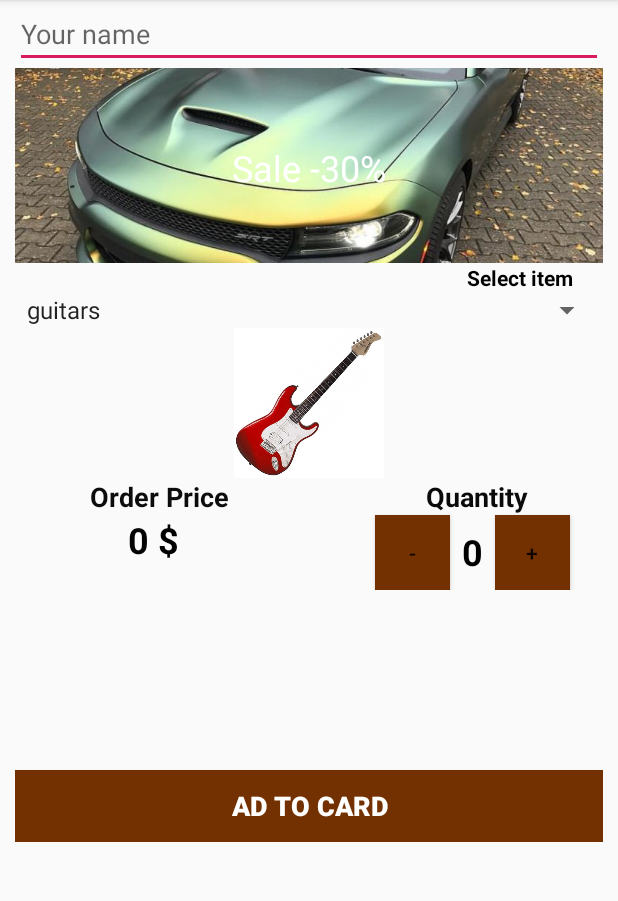
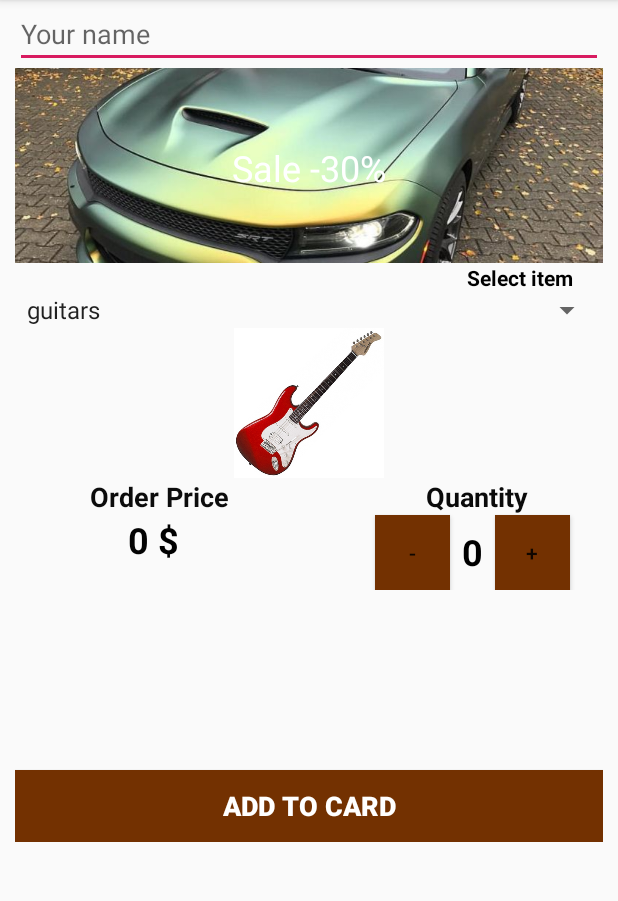
Before and after one commit to Andrey839/musicShop, an Android app: the screen it shows after launch (MainActivity), on a phone screen of 412 x 824 dp, the part 84-985 px from its top. Run offline under Robolectric (Android 15) with nearby library versions, the phone set to English and light mode, and no system bars; Roboto replaces fonts that are not available here.

```diff
--- a/app/src/main/AndroidManifest.xml
+++ b/app/src/main/AndroidManifest.xml
@@ -9,6 +9,7 @@
         android:roundIcon="@mipmap/ic_launcher_round"
         android:supportsRtl="true"
         android:theme="@style/AppTheme">
+        <activity android:name=".OrderActivity"></activity>
         <activity android:name=".MainActivity">
             <intent-filter>
                 <action android:name="android.intent.action.MAIN" />
@@ -16,6 +17,7 @@
                 <category android:name="android.intent.category.LAUNCHER" />
             </intent-filter>
         </activity>
+
         <meta-data
             android:name="preloaded_fonts"
             android:resource="@array/preloaded_fonts" />
--- a/app/src/main/res/layout/activity_main.xml
+++ b/app/src/main/res/layout/activity_main.xml
@@ -176,11 +176,12 @@
         android:layout_width="match_parent"
         android:layout_height="wrap_content"
         android:background="@color/colorPrimaryDark"
-        android:text="AD TO CARD"
+        android:text="ADD TO CARD"
         android:textAlignment="center"
         android:textColor="@android:color/background_light"
         android:textSize="18sp"
         android:textStyle="bold"
-        android:layout_marginTop="120dp"/>
+        android:layout_marginTop="120dp"
+        android:onClick="addCard"/>
 
 </LinearLayout>
```
Also changed, not shown: app/src/main/java/ru/skillbranch/devintensive/musicshop/MainActivity.kt (+12 -1 lines), app/src/main/java/ru/skillbranch/devintensive/musicshop/Order.kt (+7 -1 lines), app/src/main/java/ru/skillbranch/devintensive/musicshop/OrderActivity.kt (added, +12 -0 lines), app/src/main/res/layout/activity_order.xml (added, +9 -0 lines).
